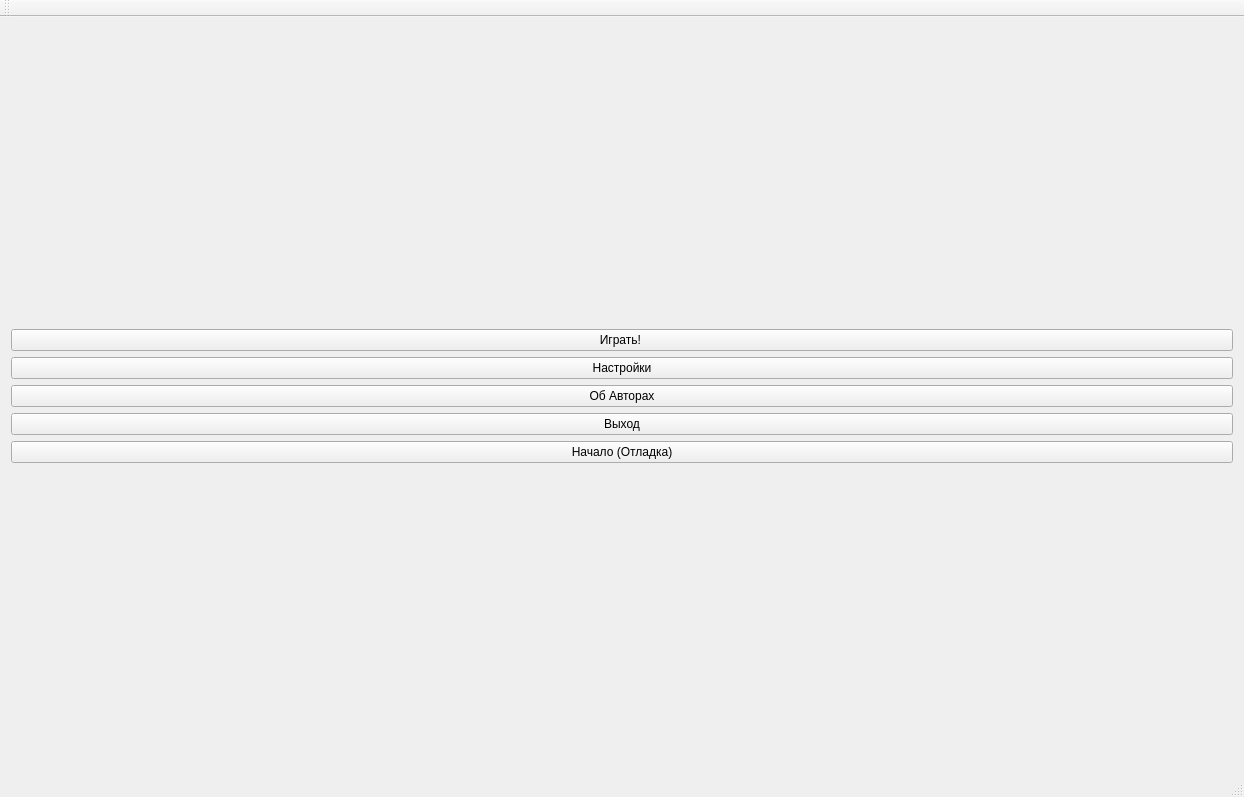
The window that Nayda/Application/Before_The_Game/Before_The_Game.ui (Mar94oK/Nayda) describes before a commit, drawn with Qt 5.
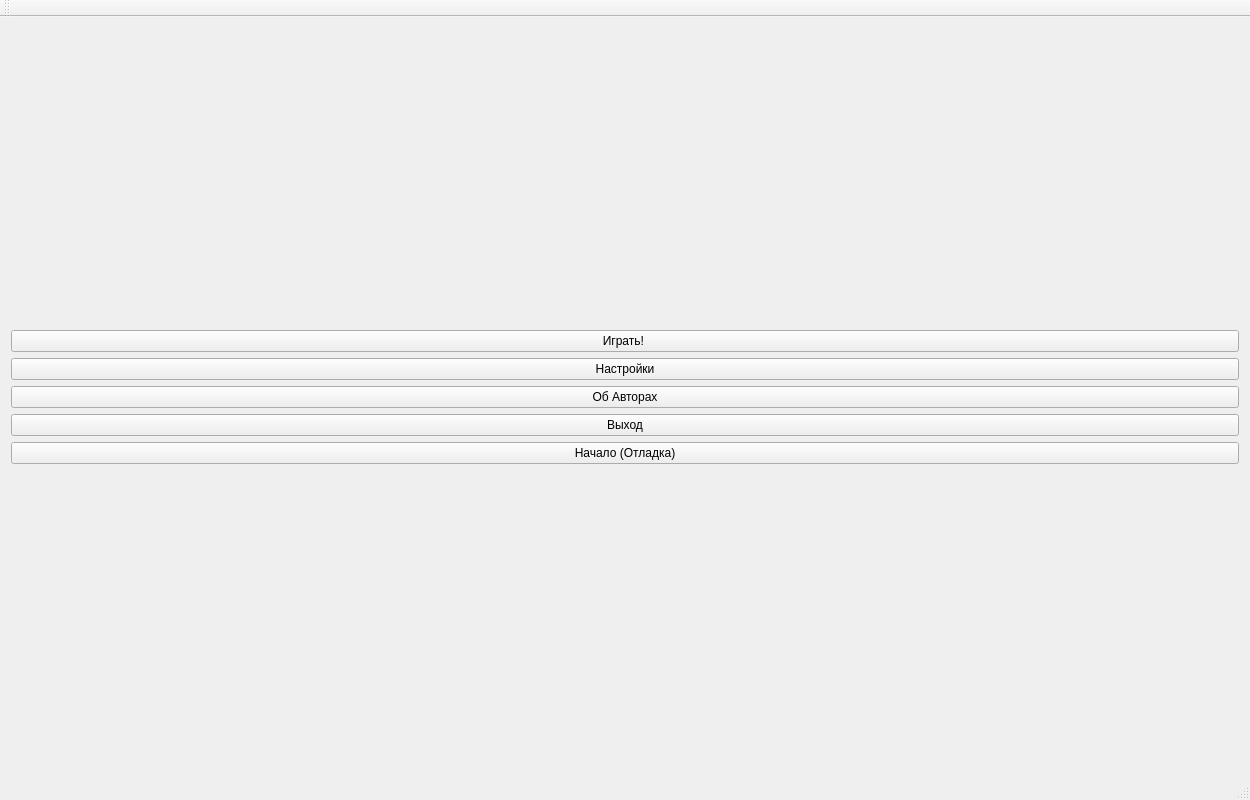
The same window after the commit.

Commit message: Refactoring view and the size of the BeforeTheGame Windows

Diff of the .ui file:
```diff
--- a/Nayda/Application/Before_The_Game/Before_The_Game.ui
+++ b/Nayda/Application/Before_The_Game/Before_The_Game.ui
@@ -6,8 +6,8 @@
    <rect>
     <x>0</x>
     <y>0</y>
-    <width>1244</width>
-    <height>797</height>
+    <width>1250</width>
+    <height>800</height>
    </rect>
   </property>
   <property name="windowTitle">
```
Left out of the diff: 2 changed lines with no effect on the pictures. The commit also changes 4 other files.
